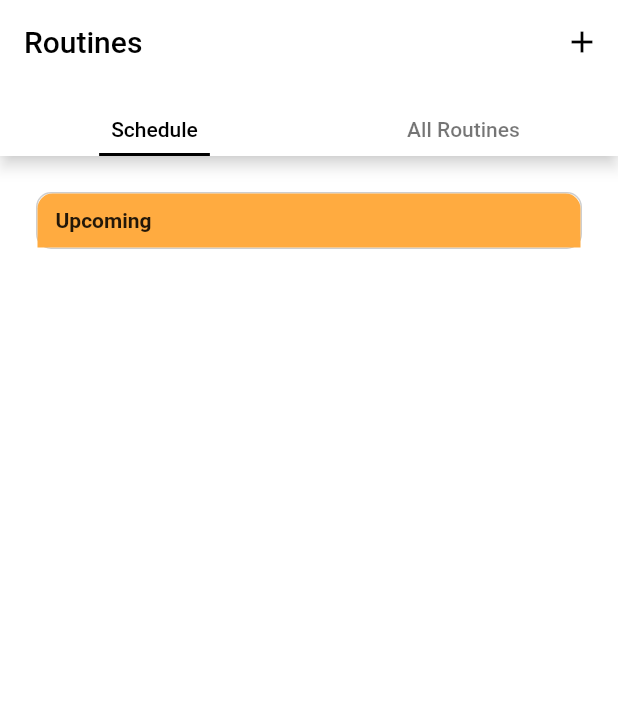
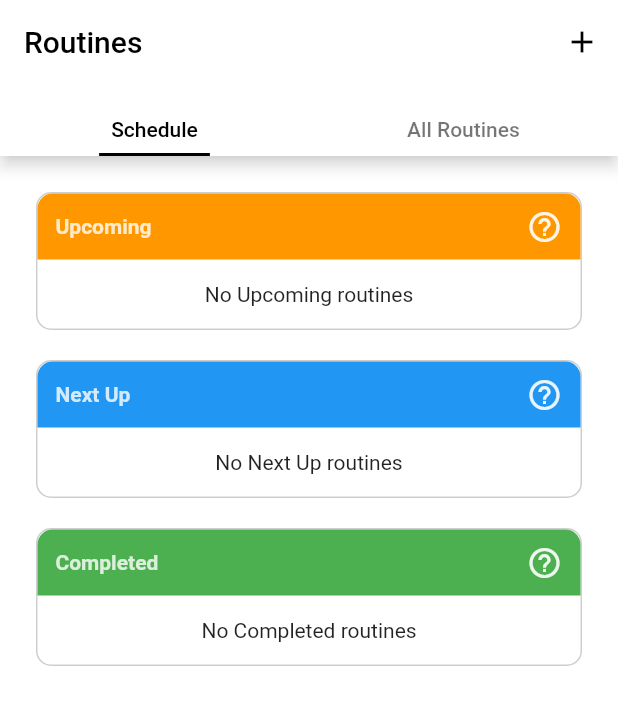
Before and after one commit to Deuque/Routine-Check-Application, a Flutter app: the screen it shows after launch, on a phone screen of 412 x 824 dp. Shown: the top 705 px of the screen. Run offline on Flutter 3.47's test engine with Material 2 defaults, Android fonts, the phone set to English and light mode, and no system bars; our stand-ins replace equatable, flutter_bloc, shared_preferences.

Commit message:
implemented schedules tab, added hint for schedule sections, added perfomance review to routine overview

```diff
--- a/lib/bloc/routine_bloc_state.dart
+++ b/lib/bloc/routine_bloc_state.dart
@@ -2,14 +2,14 @@ part of 'routine_bloc_cubit.dart';
 
 class RoutineBlocState extends Equatable {
   final List<RoutineModel> routines;
+  late final DateTime loadedAt;
   late final List<ScheduleModel> scheduledRoutines;
 
   RoutineBlocState(this.routines) {
+    loadedAt = DateTime.now();
     scheduledRoutines = [for (final r in routines) ...scheduleFromRoutine(r)];
     scheduledRoutines.sort((a, b) => b.time.compareTo(a.time));
   }
-
-  RoutineBlocState reload() => RoutineBlocState(routines);
 
   List<ScheduleModel> scheduleFromRoutine(RoutineModel model) {
     final schedules = <ScheduleModel>[];
@@ -49,7 +49,7 @@ class RoutineBlocState extends Equatable {
         ),
       );
     }
-    // check if next schedule is in 12hrs (12x60mins)
+    // check if next schedule is in 12hrs (12x60 minutes)
     else if (differenceAfterNow <= 720) {
       schedules.add(
         ScheduleModel(
@@ -64,5 +64,5 @@ class RoutineBlocState extends Equatable {
   }
 
   @override
-  List<Object?> get props => [routines, scheduledRoutines];
+  List<Object?> get props => [routines, loadedAt, scheduledRoutines];
 }
--- a/lib/domain/routine_model.dart
+++ b/lib/domain/routine_model.dart
@@ -3,7 +3,11 @@ import 'package:equatable/equatable.dart';
 // This model holds routine information created by the user
 class RoutineModel extends Equatable {
   final String title, description;
+
+  // This will be used as the identifier, as every date will be unique
+  // and this date will not be changed
   final DateTime createdAt;
+
   final Set<DateTime> doneSessions;
   final RoutineFrequency frequency;
 
@@ -14,6 +18,16 @@ class RoutineModel extends Equatable {
     required this.doneSessions,
     required this.frequency,
   });
+
+  RoutineModel copyWith(Set<DateTime> newDoneSessions) {
+    return RoutineModel(
+      title: title,
+      description: description,
+      createdAt: createdAt,
+      doneSessions: newDoneSessions,
+      frequency: frequency,
+    );
+  }
 
   Map<String, dynamic> toJson() => {
         'title': title,
@@ -34,7 +48,8 @@ class RoutineModel extends Equatable {
       );
 
   @override
-  List<Object?> get props => [title, description, createdAt, doneSessions];
+  List<Object?> get props =>
+      [title, description, createdAt, doneSessions, frequency];
 }
 
 enum RoutineFrequency { hourly, daily, weekly, monthly, yearly }
--- a/lib/presentation/tabs/schedules_tab.dart
+++ b/lib/presentation/tabs/schedules_tab.dart
@@ -2,6 +2,7 @@ import 'package:flutter/material.dart';
 import 'package:flutter_bloc/flutter_bloc.dart';
 import 'package:nomba/bloc/routine_bloc_cubit.dart';
 import 'package:nomba/domain/schedule_model.dart';
+import 'package:nomba/presentation/widgets/completed_schedule_layout.dart';
 import 'package:nomba/presentation/widgets/upcoming_schedule_layout.dart';
 
 class ScheduleTab extends StatelessWidget {
@@ -13,23 +14,79 @@ class ScheduleTab extends StatelessWidget {
       builder: (context, state) {
         final upcomingSchedules = state.scheduledRoutines
             .where((s) => s.status == ScheduleStatus.upcoming);
-        return ListView(
+        final nextUpSchedules = state.scheduledRoutines
+            .where((s) => s.status == ScheduleStatus.next);
+        final completedSchedules = state.scheduledRoutines.where(
+          (s) => [
+            ScheduleStatus.inReview,
+            ScheduleStatus.done,
+            ScheduleStatus.missed
+          ].contains(s.status),
+        );
+        return RefreshIndicator(
+          onRefresh: () async =>
+              BlocProvider.of<RoutineBlocCubit>(context).reload(),
+          child: ListView(
             padding: const EdgeInsets.all(24),
             children: [
-            _scheduleGroup(
-              'Upcoming',
-              Colors.orangeAccent,
-              upcomingSchedules
+              _ScheduleGroup(
+                title: 'Upcoming',
+                description: 'Routines that will happen within 5 minutes',
+                color: Colors.orange,
+                scheduleItems: upcomingSchedules
                     .map((e) => UpcomingScheduleLayout(model: e))
                     .toList(),
               ),
+              const SizedBox(
+                height: 20,
+              ),
+              _ScheduleGroup(
+                title: 'Next Up',
+                description: 'Routines that will happen within 12hrs',
+                color: Colors.blue,
+                scheduleItems: nextUpSchedules
+                    .map((e) => UpcomingScheduleLayout(model: e))
+                    .toList(),
+              ),
+              const SizedBox(
+                height: 20,
+              ),
+              _ScheduleGroup(
+                title: 'Completed',
+                description:
+                    'Routines that are completed, whether done, missed, or in review',
+                color: Colors.green,
+                scheduleItems: completedSchedules
+                    .map((e) => CompletedScheduleLayout(model: e))
+                    .toList(),
+              ),
+              const SizedBox(
+                height: 20,
+              ),
             ],
+          ),
         );
       },
     );
   }
+}
 
-  Widget _scheduleGroup(String title, Color color, List<Widget> content) {
+class _ScheduleGroup extends StatelessWidget {
+  final String title;
+  final String description;
+  final Color color;
+  final List<Widget> scheduleItems;
+
+  const _ScheduleGroup({
+    Key? key,
+    required this.title,
+    required this.description,
+    required this.color,
+    required this.scheduleItems,
+  }) : super(key: key);
+
+  @override
+  Widget build(BuildContext context) {
     return Container(
       decoration: BoxDecoration(
         borderRadius: BorderRadius.circular(10),
@@ -38,7 +95,9 @@ class ScheduleTab extends StatelessWidget {
       child: Column(
         crossAxisAlignment: CrossAxisAlignment.stretch,
         children: [
-          Container(
+          GestureDetector(
+            onTap: () => _showHint(context, title, description),
+            child: Container(
               decoration: BoxDecoration(
                 color: color,
                 borderRadius:
@@ -47,22 +106,79 @@ class ScheduleTab extends StatelessWidget {
               child: Padding(
                 padding:
                     const EdgeInsets.symmetric(horizontal: 12.0, vertical: 10),
-              child: Text(
+                child: Row(
+                  mainAxisAlignment: MainAxisAlignment.spaceBetween,
+                  children: [
+                    Text(
                       title,
-                style: const TextStyle(fontWeight: FontWeight.w600),
+                      style: TextStyle(
+                        fontWeight: FontWeight.w600,
+                        color: Colors.white.withOpacity(.8),
+                      ),
+                    ),
+                    Icon(
+                      Icons.help_outline,
+                      color: Colors.white.withOpacity(.9),
+                    )
+                  ],
                 ),
               ),
             ),
+          ),
+          if (scheduleItems.isEmpty)
+            Center(
+              child: Padding(
+                padding: const EdgeInsets.all(15.0),
+                child: Text('No $title routines'),
+              ),
+            )
+          else
             ListView.separated(
               padding: EdgeInsets.zero,
               shrinkWrap: true,
               physics: const NeverScrollableScrollPhysics(),
-            itemBuilder: (_, i) => content[i],
+              itemBuilder: (_, i) => scheduleItems[i],
               separatorBuilder: (_, __) => const Divider(),
-            itemCount: content.length,
+              itemCount: scheduleItems.length,
             )
         ],
       ),
     );
   }
+
+  void _showHint(BuildContext context, String title, String description) {
+    final textTheme = Theme.of(context).textTheme;
+    showModalBottomSheet(
+      context: context,
+      isScrollControlled: true,
+      backgroundColor: Colors.transparent,
+      builder: (_) => Container(
+        padding: const EdgeInsets.symmetric(horizontal: 20, vertical: 20),
+        decoration: const BoxDecoration(
+          borderRadius: BorderRadius.vertical(top: Radius.circular(12)),
+          color: Colors.white,
+        ),
+        child: Column(
+          mainAxisSize: MainAxisSize.min,
+          crossAxisAlignment: CrossAxisAlignment.start,
+          children: [
+            Text(
+              title,
+              style: textTheme.titleMedium,
+            ),
+            const SizedBox(
+              height: 5,
+            ),
+            Text(
+              description,
+              style: textTheme.bodyLarge,
+            ),
+            const SizedBox(
+              height: 30,
+            ),
+          ],
+        ),
+      ),
+    );
   }
+}
```
Also changed, not shown: lib/bloc/routine_bloc_cubit.dart (+59 -3 lines), lib/presentation/screens/view_routine.dart (+47 -10 lines), lib/presentation/widgets/completed_schedule_layout.dart (added, +64 -0 lines), lib/presentation/widgets/upcoming_schedule_layout.dart (+6 -1 lines). Lines whose indentation alone changed are shown as unchanged.
